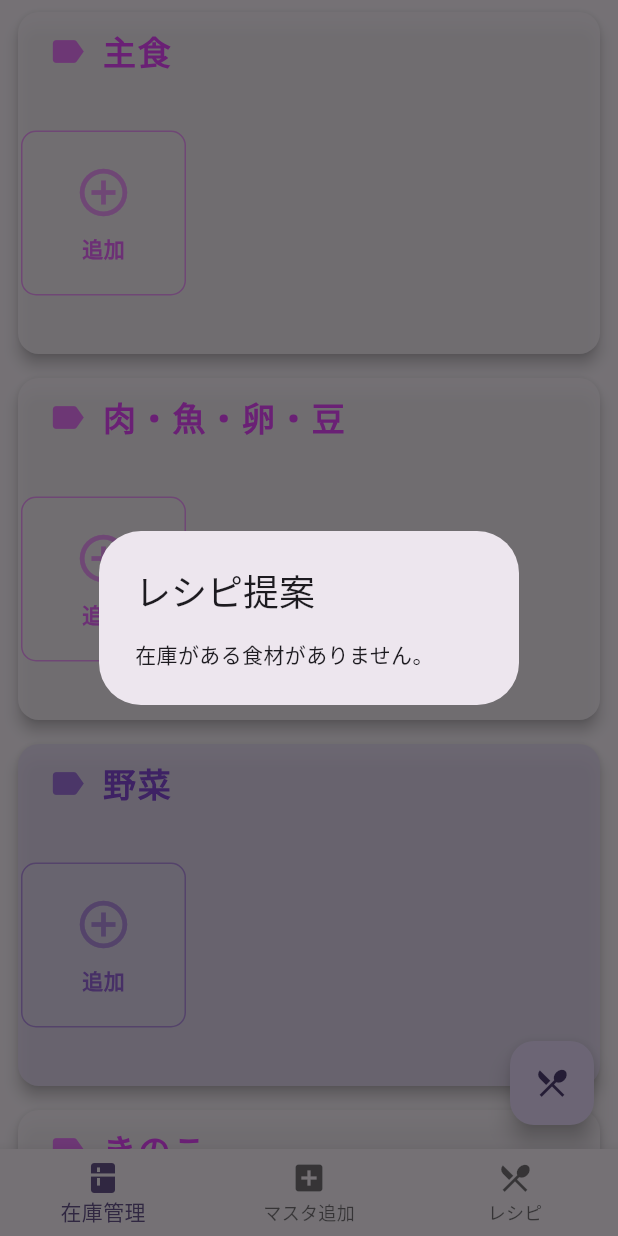
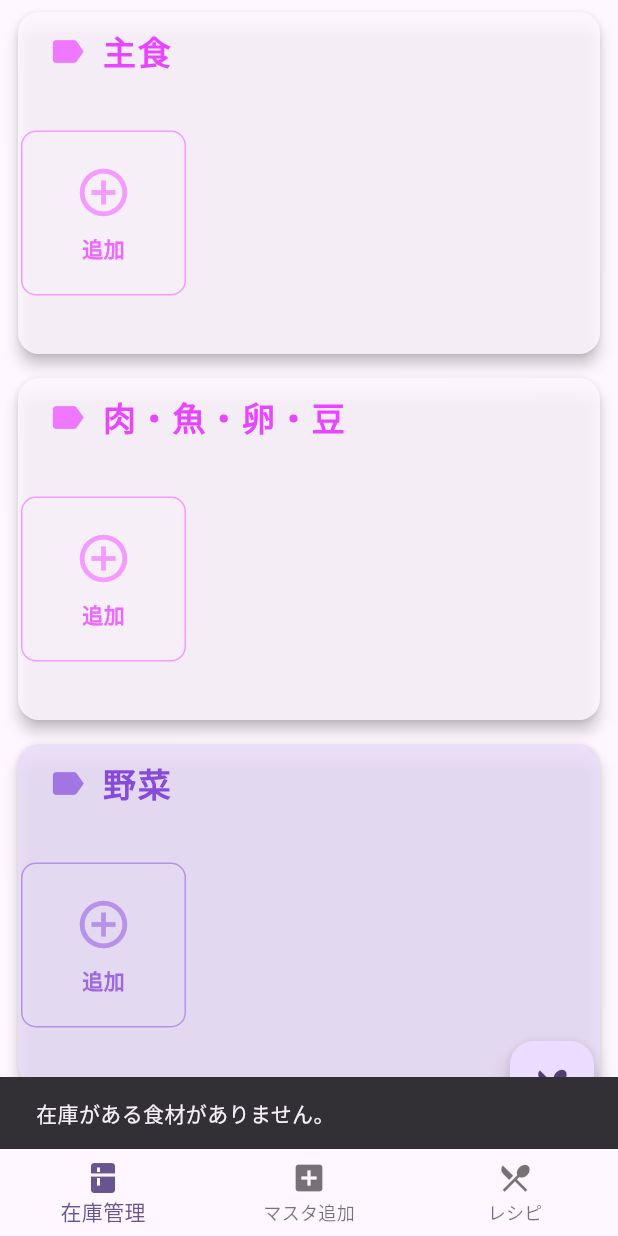
Before and after one commit to Namy3242/komarigoto_app, a Flutter app: the screen it shows after launch, after a tap on the "restaurant menu" icon, on a phone screen of 412 x 824 dp. Run offline on Flutter 3.47's test engine with Material 3 defaults, Android fonts, the phone set to English and light mode, and no system bars; our stand-ins replace cloud_firestore, firebase_core, flutter_dotenv, flutter_hooks, hooks_riverpod; accounts and stored records are empty; generated files the repository leaves out were written again.

Commit message:
改善: 食材在庫管理機能にレシピ提案と保存機能を追加。エラーメッセージ表示とローディング状態管理を実装。

```diff
--- a/lib/presentation/ingredient_inventory_screen.dart
+++ b/lib/presentation/ingredient_inventory_screen.dart
@@ -47,6 +47,10 @@ class IngredientInventoryNotifier extends StateNotifier<Map<String, List<Ingredi
   IngredientInventoryNotifier(this.ref) : super({});
 
   final String userId = 'test_user'; // TODO: 本来は認証連携
+
+  // --- レシピ提案・保存用状態 ---
+  bool isLoading = false;
+  String? errorMessage;
 
   // Firestoreから在庫データを取得し、カテゴリごとにマッピングしてstateにセット
   Future<void> fetchInventory() async {
@@ -106,42 +110,20 @@ class IngredientInventoryNotifier extends StateNotifier<Map<String, List<Ingredi
       state = newMap;
     }
   }
-}
 
-// --- 在庫管理画面（StatefulWidget化） ---
-class IngredientInventoryScreen extends ConsumerStatefulWidget {
-  const IngredientInventoryScreen({super.key});
-
-  @override
-  ConsumerState<IngredientInventoryScreen> createState() => _IngredientInventoryScreenState();
-}
-
-class _IngredientInventoryScreenState extends ConsumerState<IngredientInventoryScreen> {
-  bool isLoading = false;
-
-  @override
-  void initState() {
-    super.initState();
-    // useEffectの代わりにinitStateでfetchInventoryを呼ぶ
-    Future.microtask(() {
-      ref.read(ingredientInventoryProvider.notifier).fetchInventory();
-    });
-  }
-
-  Future<void> _suggestRecipe() async {
-    final ingredientsMap = ref.read(ingredientInventoryProvider);
+  // --- レシピ提案・保存 ---
+  Future<void> suggestAndSaveRecipes(BuildContext context) async {
+    final ingredientsMap = state;
     final available = ingredientsMap.values.expand((list) => list).where((i) => i.isAvailable).map((i) => i.name).toList();
     if (available.isEmpty) {
-      showDialog(
-        context: context,
-        builder: (context) => const AlertDialog(
-          title: Text('レシピ提案'),
-          content: Text('在庫がある食材がありません。'),
-        ),
-      );
+      errorMessage = '在庫がある食材がありません。';
+      state = Map.from(state); // 通知
       return;
     }
-    setState(() => isLoading = true);
+    isLoading = true;
+    errorMessage = null;
+    state = Map.from(state); // 通知
+
     const endpoint = 'https://asia-northeast1-suggestrecipe.cloudfunctions.net/recipe_suggest';
     final apiKey = dotenv.env['GEMINI_API_KEY'];
     try {
@@ -157,18 +139,12 @@ class _IngredientInventoryScreenState extends ConsumerState<IngredientInventoryS
         final data = jsonDecode(res.body);
         final recipes = data['recipes'] as List<dynamic>?;
         if (recipes == null || recipes.isEmpty) {
-          setState(() => isLoading = false);
-          showDialog(
-            context: context,
-            builder: (context) => const AlertDialog(
-              title: Text('レシピ提案'),
-              content: Text('レシピが見つかりませんでした。'),
-            ),
-          );
+          isLoading = false;
+          errorMessage = 'レシピが見つかりませんでした。';
+          state = Map.from(state);
           return;
         }
         // Firestoreに全レシピ自動保存
-        final userId = 'test_user'; // TODO: 認証連携
         final batch = FirebaseFirestore.instance.batch();
         final recipesCol = FirebaseFirestore.instance.collection('users/$userId/recipes');
         for (final recipe in recipes) {
@@ -181,7 +157,11 @@ class _IngredientInventoryScreenState extends ConsumerState<IngredientInventoryS
           });
         }
         await batch.commit();
-        setState(() => isLoading = false);
+        isLoading = false;
+        errorMessage = null;
+        state = Map.from(state);
+        // 成功時はダイアログ表示
+        if (context.mounted) {
           showDialog(
             context: context,
             builder: (context) => const AlertDialog(
@@ -189,31 +169,46 @@ class _IngredientInventoryScreenState extends ConsumerState<IngredientInventoryS
               content: Text('提案されたレシピをすべて保存しました。'),
             ),
           );
+        }
       } else {
-        setState(() => isLoading = false);
-        showDialog(
-          context: context,
-          builder: (context) => AlertDialog(
-            title: const Text('エラー'),
-            content: Text('レシピ提案APIの呼び出しに失敗しました。\n${res.body}'),
-          ),
-        );
+        isLoading = false;
+        errorMessage = 'レシピ提案APIの呼び出しに失敗しました。\n${res.body}';
+        state = Map.from(state);
       }
     } catch (e) {
-      setState(() => isLoading = false);
-      showDialog(
-        context: context,
-        builder: (context) => AlertDialog(
-          title: const Text('エラー'),
-          content: Text('通信エラー: $e'),
-        ),
-      );
+      isLoading = false;
+      errorMessage = '通信エラー: $e';
+      state = Map.from(state);
+    }
   }
 }
 
+// --- 在庫管理画面（StatefulWidget化） ---
+class IngredientInventoryScreen extends ConsumerStatefulWidget {
+  const IngredientInventoryScreen({super.key});
+
+  @override
+  ConsumerState<IngredientInventoryScreen> createState() => _IngredientInventoryScreenState();
+}
+
+class _IngredientInventoryScreenState extends ConsumerState<IngredientInventoryScreen> {
   @override
   Widget build(BuildContext context) {
     final ingredientsMap = ref.watch(ingredientInventoryProvider);
+    final notifier = ref.read(ingredientInventoryProvider.notifier);
+    final isLoading = notifier.isLoading;
+    final errorMessage = notifier.errorMessage;
+
+    // エラー時はSnackBar表示
+    WidgetsBinding.instance.addPostFrameCallback((_) {
+      if (errorMessage != null) {
+        ScaffoldMessenger.of(context).showSnackBar(
+          SnackBar(content: Text(errorMessage)),
+        );
+        notifier.errorMessage = null; // 一度表示したらクリア
+      }
+    });
+
     return Scaffold(
       body: ListView(
         children: [
@@ -227,7 +222,7 @@ class _IngredientInventoryScreenState extends ConsumerState<IngredientInventoryS
         ],
       ),
       floatingActionButton: FloatingActionButton(
-        onPressed: isLoading ? null : _suggestRecipe,
+        onPressed: isLoading ? null : () => notifier.suggestAndSaveRecipes(context),
         tooltip: '今ある食材で作れるレシピ',
         child: isLoading
             ? const SizedBox(width: 24, height: 24, child: CircularProgressIndicator(strokeWidth: 3, color: Colors.white))
```
Lines whose indentation alone changed are shown as unchanged.
